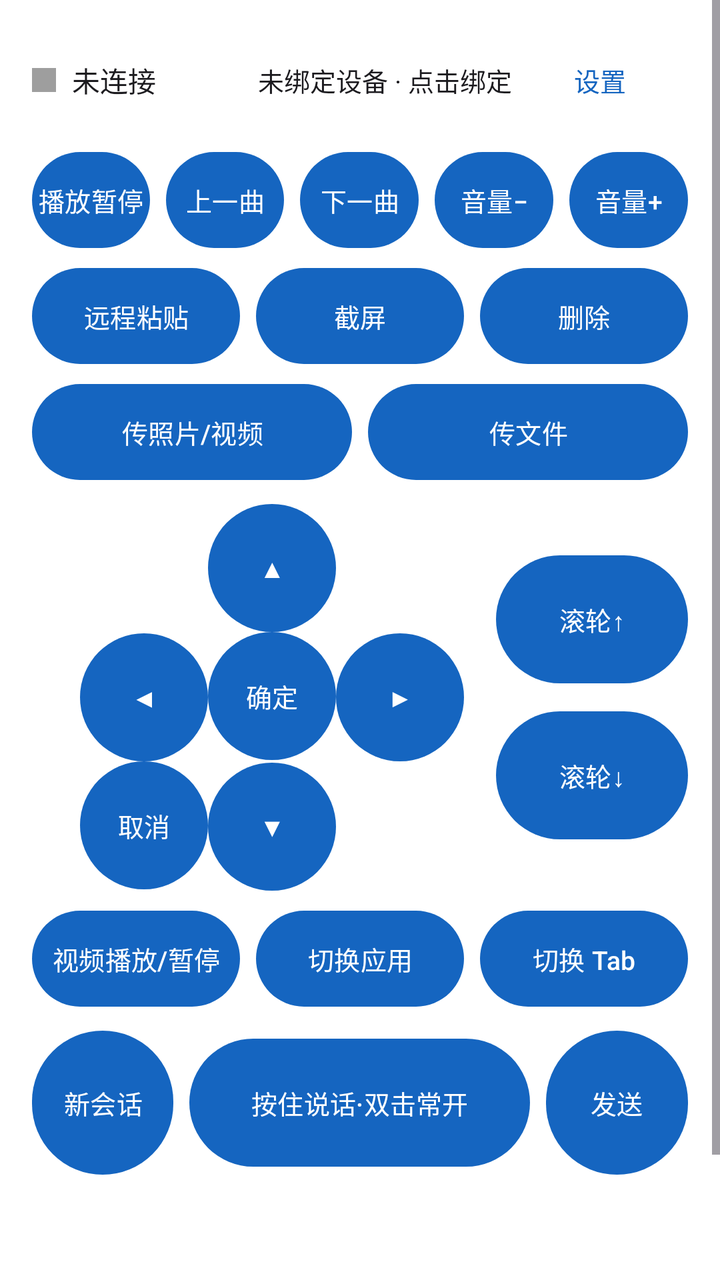
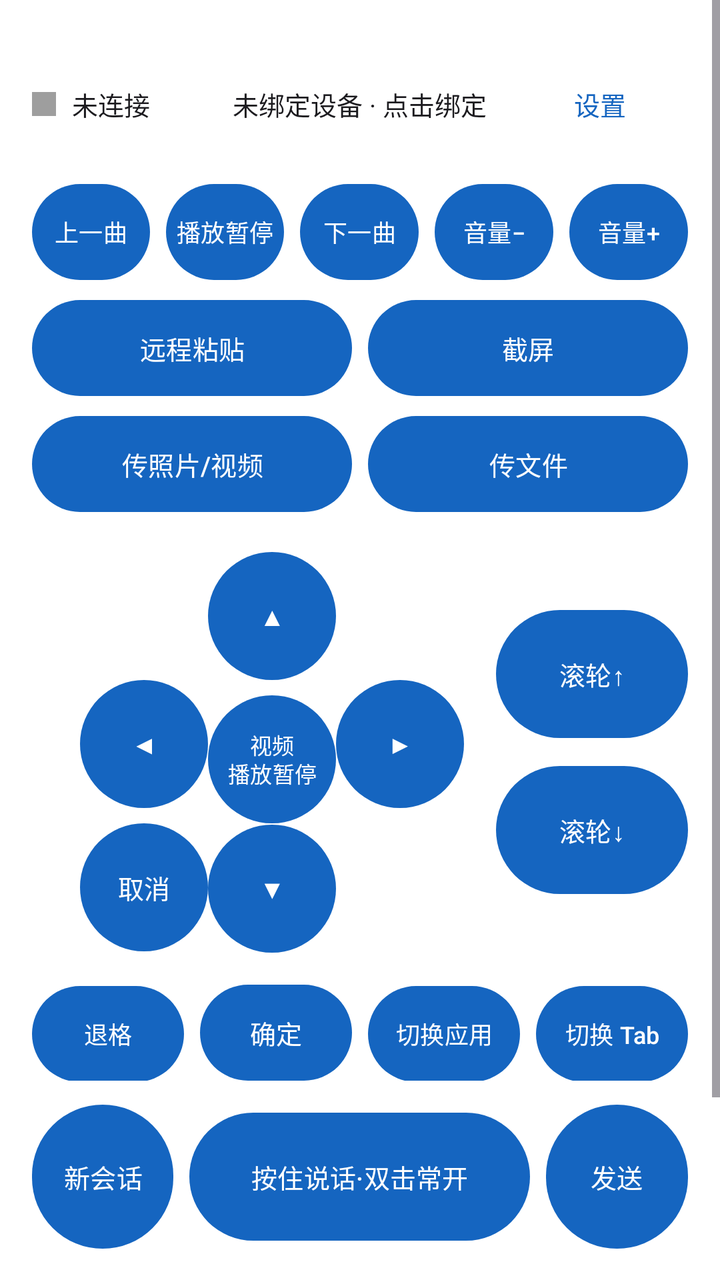

Before-and-after screenshots of an Android layout around one commit, followed by the original layout XML and the change that was made.
<!-- AndroidManifest.xml: application theme Theme.RemoteMic -->
<!-- res/layout/activity_main.xml -->
<?xml version="1.0" encoding="utf-8"?>
<ScrollView xmlns:android="http://schemas.android.com/apk/res/android"
    android:layout_width="match_parent"
    android:layout_height="match_parent"
    android:fillViewport="true">

    <LinearLayout
        android:layout_width="match_parent"
        android:layout_height="wrap_content"
        android:orientation="vertical"
        android:padding="16dp">

        
        <LinearLayout
            android:layout_width="match_parent"
            android:layout_height="wrap_content"
            android:orientation="horizontal"
            android:gravity="center_vertical">

            <View
                android:id="@+id/statusDot"
                android:layout_width="12dp"
                android:layout_height="12dp"
                android:background="#9E9E9E" />

            <TextView
                android:id="@+id/statusText"
                android:layout_width="wrap_content"
                android:layout_height="wrap_content"
                android:layout_marginStart="8dp"
                android:text="未连接" />

            <TextView
                android:id="@+id/tvDevice"
                android:layout_width="0dp"
                android:layout_height="wrap_content"
                android:layout_marginStart="12dp"
                android:layout_weight="1"
                android:background="?attr/selectableItemBackground"
                android:gravity="end"
                android:paddingVertical="6dp"
                android:text="未绑定设备 · 点击绑定"
                android:textSize="13sp" />

            <com.google.android.material.button.MaterialButton
                android:id="@+id/btnSettings"
                style="@style/Widget.Material3.Button.TextButton"
                android:layout_width="wrap_content"
                android:layout_height="wrap_content"
                android:text="设置"
                android:textSize="13sp" />
        </LinearLayout>

        
        <LinearLayout
            android:layout_width="match_parent"
            android:layout_height="wrap_content"
            android:layout_marginTop="12dp"
            android:orientation="horizontal">

            <com.google.android.material.button.MaterialButton
                android:id="@+id/btnPlayPause"
                style="@style/Widget.RemoteMic.Key"
                android:layout_width="0dp"
                android:layout_height="48dp"
                android:layout_weight="1"
                android:text="播放暂停" />

            <com.google.android.material.button.MaterialButton
                android:id="@+id/btnPrev"
                style="@style/Widget.RemoteMic.Key"
                android:layout_width="0dp"
                android:layout_height="48dp"
                android:layout_weight="1"
                android:layout_marginStart="8dp"
                android:text="上一曲" />

            <com.google.android.material.button.MaterialButton
                android:id="@+id/btnNext"
                style="@style/Widget.RemoteMic.Key"
                android:layout_width="0dp"
                android:layout_height="48dp"
                android:layout_weight="1"
                android:layout_marginStart="8dp"
                android:text="下一曲" />

            <com.google.android.material.button.MaterialButton
                android:id="@+id/btnVolDown"
                style="@style/Widget.RemoteMic.Key"
                android:layout_width="0dp"
                android:layout_height="48dp"
                android:layout_weight="1"
                android:layout_marginStart="8dp"
                android:text="音量−" />

            <com.google.android.material.button.MaterialButton
                android:id="@+id/btnVolUp"
                style="@style/Widget.RemoteMic.Key"
                android:layout_width="0dp"
                android:layout_height="48dp"
                android:layout_weight="1"
                android:layout_marginStart="8dp"
                android:text="音量+" />
        </LinearLayout>

        
        <LinearLayout
            android:layout_width="match_parent"
            android:layout_height="wrap_content"
            android:layout_marginTop="10dp"
            android:orientation="horizontal">

            <com.google.android.material.button.MaterialButton
                android:id="@+id/btnPaste"
                style="@style/Widget.RemoteMic.Key"
                android:layout_width="0dp"
                android:layout_height="48dp"
                android:layout_weight="1"
                android:text="远程粘贴" />

            <com.google.android.material.button.MaterialButton
                android:id="@+id/btnScreenshot"
                style="@style/Widget.RemoteMic.Key"
                android:layout_width="0dp"
                android:layout_height="48dp"
                android:layout_weight="1"
                android:layout_marginStart="8dp"
                android:text="截屏" />

            <com.google.android.material.button.MaterialButton
                android:id="@+id/btnDelete"
                style="@style/Widget.RemoteMic.Key"
                android:layout_width="0dp"
                android:layout_height="48dp"
                android:layout_weight="1"
                android:layout_marginStart="8dp"
                android:text="删除" />
        </LinearLayout>

        
        <LinearLayout
            android:layout_width="match_parent"
            android:layout_height="wrap_content"
            android:layout_marginTop="10dp"
            android:orientation="horizontal">

            <com.google.android.material.button.MaterialButton
                android:id="@+id/btnSendMedia"
                style="@style/Widget.RemoteMic.Key"
                android:layout_width="0dp"
                android:layout_height="48dp"
                android:layout_weight="1"
                android:text="传照片/视频" />

            <com.google.android.material.button.MaterialButton
                android:id="@+id/btnSendFile"
                style="@style/Widget.RemoteMic.Key"
                android:layout_width="0dp"
                android:layout_height="48dp"
                android:layout_weight="1"
                android:layout_marginStart="8dp"
                android:text="传文件" />
        </LinearLayout>

        
        <LinearLayout
            android:layout_width="match_parent"
            android:layout_height="wrap_content"
            android:layout_marginTop="12dp"
            android:orientation="horizontal"
            android:gravity="center_vertical">

            <GridLayout
                android:layout_width="wrap_content"
                android:layout_height="wrap_content"
                android:layout_marginStart="24dp"
                android:columnCount="3"
                android:rowCount="3"
                android:horizontalGap="10dp"
                android:verticalGap="10dp">

                <View android:layout_width="64dp" android:layout_height="64dp" />

                <com.google.android.material.button.MaterialButton
                    android:id="@+id/btnUp"
                    style="@style/Widget.RemoteMic.Round"
                    android:layout_width="64dp"
                    android:layout_height="64dp"
                    android:text="▲" />

                <View android:layout_width="64dp" android:layout_height="64dp" />

                <com.google.android.material.button.MaterialButton
                    android:id="@+id/btnLeft"
                    style="@style/Widget.RemoteMic.Round"
                    android:layout_width="64dp"
                    android:layout_height="64dp"
                    android:text="◀" />

                <com.google.android.material.button.MaterialButton
                    android:id="@+id/btnOk"
                    style="@style/Widget.RemoteMic.Round"
                    android:layout_width="64dp"
                    android:layout_height="64dp"
                    android:text="确定" />

                <com.google.android.material.button.MaterialButton
                    android:id="@+id/btnRight"
                    style="@style/Widget.RemoteMic.Round"
                    android:layout_width="64dp"
                    android:layout_height="64dp"
                    android:text="▶" />

                <com.google.android.material.button.MaterialButton
                    android:id="@+id/btnCancel"
                    style="@style/Widget.RemoteMic.Round"
                    android:layout_width="64dp"
                    android:layout_height="64dp"
                    android:text="取消" />

                <com.google.android.material.button.MaterialButton
                    android:id="@+id/btnDown"
                    style="@style/Widget.RemoteMic.Round"
                    android:layout_width="64dp"
                    android:layout_height="64dp"
                    android:text="▼" />

                <View android:layout_width="64dp" android:layout_height="64dp" />
            </GridLayout>

            <LinearLayout
                android:layout_width="0dp"
                android:layout_height="wrap_content"
                android:layout_weight="1"
                android:orientation="vertical"
                android:gravity="end">

                <com.google.android.material.button.MaterialButton
                    android:id="@+id/btnScrollPrev"
                    style="@style/Widget.RemoteMic.Key"
                    android:layout_width="96dp"
                    android:layout_height="64dp"
                    android:text="滚轮↑" />

                <com.google.android.material.button.MaterialButton
                    android:id="@+id/btnScrollNext"
                    style="@style/Widget.RemoteMic.Key"
                    android:layout_width="96dp"
                    android:layout_height="64dp"
                    android:layout_marginTop="14dp"
                    android:text="滚轮↓" />
            </LinearLayout>
        </LinearLayout>

        <LinearLayout
            android:layout_width="match_parent"
            android:layout_height="wrap_content"
            android:layout_marginTop="10dp"
            android:orientation="horizontal">

            <com.google.android.material.button.MaterialButton
                android:id="@+id/btnVideoPlayPause"
                style="@style/Widget.RemoteMic.Key"
                android:layout_width="0dp"
                android:layout_height="48dp"
                android:layout_weight="1"
                android:text="视频播放/暂停" />

            <com.google.android.material.button.MaterialButton
                android:id="@+id/btnSwitcher"
                style="@style/Widget.RemoteMic.Key"
                android:layout_width="0dp"
                android:layout_height="48dp"
                android:layout_weight="1"
                android:layout_marginStart="8dp"
                android:text="切换应用" />

            <com.google.android.material.button.MaterialButton
                android:id="@+id/btnTabSwitch"
                style="@style/Widget.RemoteMic.Key"
                android:layout_width="0dp"
                android:layout_height="48dp"
                android:layout_weight="1"
                android:layout_marginStart="8dp"
                android:text="切换 Tab" />
        </LinearLayout>

        
        <LinearLayout
            android:layout_width="match_parent"
            android:layout_height="wrap_content"
            android:layout_marginTop="12dp"
            android:orientation="horizontal"
            android:gravity="center_vertical">

            <com.google.android.material.button.MaterialButton
                android:id="@+id/btnNewChat"
                style="@style/Widget.RemoteMic.Key"
                android:layout_width="0dp"
                android:layout_height="72dp"
                android:layout_weight="1"
                android:text="新会话" />

            <com.google.android.material.button.MaterialButton
                android:id="@+id/btnVoice"
                android:layout_width="0dp"
                android:layout_height="72dp"
                android:layout_weight="2.4"
                android:layout_marginStart="8dp"
                android:text="按住说话·双击常开"
                android:textSize="13sp" />

            <com.google.android.material.button.MaterialButton
                android:id="@+id/btnSend"
                style="@style/Widget.RemoteMic.Key"
                android:layout_width="0dp"
                android:layout_height="72dp"
                android:layout_weight="1"
                android:layout_marginStart="8dp"
                android:text="发送" />
        </LinearLayout>

        
        <GridLayout
            android:layout_width="match_parent"
            android:layout_height="wrap_content"
            android:layout_marginTop="10dp"
            android:columnCount="4"
            android:horizontalGap="8dp"
            android:verticalGap="8dp">

            <com.google.android.material.button.MaterialButton
                android:id="@+id/appBtn1"
                style="@style/Widget.RemoteMic.AppIcon"
                android:layout_width="0dp"
                android:layout_height="96dp"
                android:layout_columnWeight="1"
                android:text="应用1" />

            <com.google.android.material.button.MaterialButton
                android:id="@+id/appBtn2"
                style="@style/Widget.RemoteMic.AppIcon"
                android:layout_width="0dp"
                android:layout_height="96dp"
                android:layout_columnWeight="1"
                android:text="应用2" />

            <com.google.android.material.button.MaterialButton
                android:id="@+id/appBtn3"
                style="@style/Widget.RemoteMic.AppIcon"
                android:layout_width="0dp"
                android:layout_height="96dp"
                android:layout_columnWeight="1"
                android:text="应用3" />

            <com.google.android.material.button.MaterialButton
                android:id="@+id/appBtn4"
                style="@style/Widget.RemoteMic.AppIcon"
                android:layout_width="0dp"
                android:layout_height="96dp"
                android:layout_columnWeight="1"
                android:text="应用4" />
        </GridLayout>
    </LinearLayout>
</ScrollView>
<!-- resources referenced by this layout -->
<resources>
  <style name="Widget.RemoteMic.AppIcon" parent="Widget.Material3.Button.TextButton">
          <item name="android:textSize">11sp</item>
          <item name="android:textColor">@color/on_surface</item>
          <item name="android:insetLeft">0dp</item>
          <item name="android:insetRight">0dp</item>
          <item name="android:insetTop">0dp</item>
          <item name="android:insetBottom">0dp</item>
          <item name="android:paddingLeft">2dp</item>
          <item name="android:paddingRight">2dp</item>
          <item name="android:paddingTop">6dp</item>
          <item name="android:paddingBottom">4dp</item>
          <item name="iconGravity">textTop</item>
          <item name="iconPadding">6dp</item>
          <item name="iconSize">52dp</item>
          <item name="backgroundTint">@android:color/transparent</item>
      </style>
  <style name="Widget.RemoteMic.Key" parent="Widget.Material3.Button">
          <item name="android:textSize">13sp</item>
          <item name="android:minWidth">0dp</item>
          <item name="android:minHeight">0dp</item>
          <item name="android:paddingLeft">2dp</item>
          <item name="android:paddingRight">2dp</item>
          <item name="android:insetLeft">0dp</item>
          <item name="android:insetRight">0dp</item>
          <item name="android:insetTop">0dp</item>
          <item name="android:insetBottom">0dp</item>
      </style>
  <style name="Widget.RemoteMic.Round" parent="Widget.RemoteMic.Key">
          <item name="cornerRadius">32dp</item>
      </style>
  <style name="Theme.RemoteMic" parent="Theme.Material3.DayNight.NoActionBar">
          <item name="colorPrimary">@color/primary</item>
          <item name="colorPrimaryDark">@color/primary_dark</item>
          <item name="android:colorBackground">@color/surface</item>
          <item name="android:textColor">@color/on_surface</item>
      </style>
  <color name="on_surface">#1C1B1F</color>
  <color name="primary">#1565C0</color>
  <color name="primary_dark">#0D47A1</color>
  <color name="surface">#FFFFFF</color>
</resources>

<!-- the commit's change to res/layout/activity_main.xml (unified diff, before → after) -->
@@ -8,37 +8,53 @@
         android:layout_width="match_parent"
         android:layout_height="wrap_content"
         android:orientation="vertical"
-        android:padding="16dp">
-
-        
-        <LinearLayout
-            android:layout_width="match_parent"
-            android:layout_height="wrap_content"
-            android:orientation="horizontal"
-            android:gravity="center_vertical">
-
-            <View
-                android:id="@+id/statusDot"
-                android:layout_width="12dp"
-                android:layout_height="12dp"
-                android:background="#9E9E9E" />
-
-            <TextView
-                android:id="@+id/statusText"
+        android:paddingStart="16dp"
+        android:paddingEnd="16dp"
+        android:paddingTop="20dp"
+        android:paddingBottom="16dp">
+
+        
+        <FrameLayout
+            android:layout_width="match_parent"
+            android:layout_height="wrap_content"
+            android:paddingTop="8dp"
+            android:paddingBottom="6dp">
+
+            <LinearLayout
                 android:layout_width="wrap_content"
                 android:layout_height="wrap_content"
-                android:layout_marginStart="8dp"
-                android:text="未连接" />
+                android:layout_gravity="start|center_vertical"
+                android:gravity="center_vertical"
+                android:orientation="horizontal">
+
+                <View
+                    android:id="@+id/statusDot"
+                    android:layout_width="12dp"
+                    android:layout_height="12dp"
+                    android:background="#9E9E9E" />
+
+                <TextView
+                    android:id="@+id/statusText"
+                    android:layout_width="wrap_content"
+                    android:layout_height="wrap_content"
+                    android:layout_marginStart="8dp"
+                    android:text="未连接"
+                    android:textSize="13sp" />
+            </LinearLayout>
 
             <TextView
                 android:id="@+id/tvDevice"
-                android:layout_width="0dp"
+                android:layout_width="wrap_content"
                 android:layout_height="wrap_content"
-                android:layout_marginStart="12dp"
-                android:layout_weight="1"
+                android:layout_gravity="center"
                 android:background="?attr/selectableItemBackground"
-                android:gravity="end"
-                android:paddingVertical="6dp"
+                android:ellipsize="end"
+                android:maxWidth="190dp"
+                android:maxLines="1"
+                android:paddingStart="10dp"
+                android:paddingEnd="10dp"
+                android:paddingTop="10dp"
+                android:paddingBottom="10dp"
                 android:text="未绑定设备 · 点击绑定"
                 android:textSize="13sp" />
 
@@ -47,60 +63,72 @@
                 style="@style/Widget.Material3.Button.TextButton"
                 android:layout_width="wrap_content"
                 android:layout_height="wrap_content"
+                android:layout_gravity="end|center_vertical"
                 android:text="设置"
                 android:textSize="13sp" />
-        </LinearLayout>
-
-        
-        <LinearLayout
-            android:layout_width="match_parent"
-            android:layout_height="wrap_content"
-            android:layout_marginTop="12dp"
-            android:orientation="horizontal">
+        </FrameLayout>
+
+        
+        <LinearLayout
+            android:layout_width="match_parent"
+            android:layout_height="wrap_content"
+            android:layout_marginTop="10dp"
+            android:baselineAligned="false"
+            android:orientation="horizontal">
+
+            <com.google.android.material.button.MaterialButton
+                android:id="@+id/btnPrev"
+                style="@style/Widget.RemoteMic.Key"
+                android:layout_width="0dp"
+                android:layout_height="48dp"
+                android:layout_weight="1"
+                android:maxLines="1"
+                android:text="上一曲"
+                android:textSize="12sp" />
 
             <com.google.android.material.button.MaterialButton
                 android:id="@+id/btnPlayPause"
                 style="@style/Widget.RemoteMic.Key"
                 android:layout_width="0dp"
                 android:layout_height="48dp"
-                android:layout_weight="1"
-                android:text="播放暂停" />
-
-            <com.google.android.material.button.MaterialButton
-                android:id="@+id/btnPrev"
-                style="@style/Widget.RemoteMic.Key"
-                android:layout_width="0dp"
-                android:layout_height="48dp"
-                android:layout_weight="1"
-                android:layout_marginStart="8dp"
-                android:text="上一曲" />
+                android:layout_marginStart="8dp"
+                android:layout_weight="1"
+                android:maxLines="1"
+                android:text="播放暂停"
+                android:textSize="12sp" />
 
             <com.google.android.material.button.MaterialButton
                 android:id="@+id/btnNext"
                 style="@style/Widget.RemoteMic.Key"
                 android:layout_width="0dp"
                 android:layout_height="48dp"
-                android:layout_weight="1"
-                android:layout_marginStart="8dp"
-                android:text="下一曲" />
+                android:layout_marginStart="8dp"
+                android:layout_weight="1"
+                android:maxLines="1"
+                android:text="下一曲"
+                android:textSize="12sp" />
 
             <com.google.android.material.button.MaterialButton
                 android:id="@+id/btnVolDown"
                 style="@style/Widget.RemoteMic.Key"
                 android:layout_width="0dp"
                 android:layout_height="48dp"
-                android:layout_weight="1"
-                android:layout_marginStart="8dp"
-                android:text="音量−" />
+                android:layout_marginStart="8dp"
+                android:layout_weight="1"
+                android:maxLines="1"
+                android:text="音量−"
+                android:textSize="12sp" />
 
             <com.google.android.material.button.MaterialButton
                 android:id="@+id/btnVolUp"
                 style="@style/Widget.RemoteMic.Key"
                 android:layout_width="0dp"
                 android:layout_height="48dp"
-                android:layout_weight="1"
-                android:layout_marginStart="8dp"
-                android:text="音量+" />
+                android:layout_marginStart="8dp"
+                android:layout_weight="1"
+                android:maxLines="1"
+                android:text="音量+"
+                android:textSize="12sp" />
         </LinearLayout>
 
         
@@ -123,18 +151,9 @@
                 style="@style/Widget.RemoteMic.Key"
                 android:layout_width="0dp"
                 android:layout_height="48dp"
-                android:layout_weight="1"
-                android:layout_marginStart="8dp"
+                android:layout_marginStart="8dp"
+                android:layout_weight="1"
                 android:text="截屏" />
-
-            <com.google.android.material.button.MaterialButton
-                android:id="@+id/btnDelete"
-                style="@style/Widget.RemoteMic.Key"
-                android:layout_width="0dp"
-                android:layout_height="48dp"
-                android:layout_weight="1"
-                android:layout_marginStart="8dp"
-                android:text="删除" />
         </LinearLayout>
 
         
@@ -157,8 +176,8 @@
                 style="@style/Widget.RemoteMic.Key"
                 android:layout_width="0dp"
                 android:layout_height="48dp"
-                android:layout_weight="1"
-                android:layout_marginStart="8dp"
+                android:layout_marginStart="8dp"
+                android:layout_weight="1"
                 android:text="传文件" />
         </LinearLayout>
 
@@ -166,20 +185,23 @@
         <LinearLayout
             android:layout_width="match_parent"
             android:layout_height="wrap_content"
-            android:layout_marginTop="12dp"
-            android:orientation="horizontal"
-            android:gravity="center_vertical">
+            android:layout_marginTop="20dp"
+            android:layout_marginBottom="6dp"
+            android:gravity="center_vertical"
+            android:orientation="horizontal">
 
             <GridLayout
                 android:layout_width="wrap_content"
                 android:layout_height="wrap_content"
                 android:layout_marginStart="24dp"
                 android:columnCount="3"
+                android:horizontalGap="10dp"
                 android:rowCount="3"
-                android:horizontalGap="10dp"
                 android:verticalGap="10dp">
 
-                <View android:layout_width="64dp" android:layout_height="64dp" />
+                <View
+                    android:layout_width="64dp"
+                    android:layout_height="64dp" />
 
                 <com.google.android.material.button.MaterialButton
                     android:id="@+id/btnUp"
@@ -188,7 +210,9 @@
                     android:layout_height="64dp"
                     android:text="▲" />
 
-                <View android:layout_width="64dp" android:layout_height="64dp" />
+                <View
+                    android:layout_width="64dp"
+                    android:layout_height="64dp" />
 
                 <com.google.android.material.button.MaterialButton
                     android:id="@+id/btnLeft"
@@ -197,12 +221,16 @@
                     android:layout_height="64dp"
                     android:text="◀" />
 
-                <com.google.android.material.button.MaterialButton
-                    android:id="@+id/btnOk"
-                    style="@style/Widget.RemoteMic.Round"
-                    android:layout_width="64dp"
-                    android:layout_height="64dp"
-                    android:text="确定" />
+                
+                <com.google.android.material.button.MaterialButton
+                    android:id="@+id/btnVideoPlayPause"
+                    style="@style/Widget.RemoteMic.Round"
+                    android:layout_width="64dp"
+                    android:layout_height="64dp"
+                    android:lineSpacingExtra="-2dp"
+                    android:maxLines="2"
+                    android:text="视频\n播放暂停"
+                    android:textSize="11sp" />
 
                 <com.google.android.material.button.MaterialButton
                     android:id="@+id/btnRight"
@@ -225,15 +253,17 @@
                     android:layout_height="64dp"
                     android:text="▼" />
 
-                <View android:layout_width="64dp" android:layout_height="64dp" />
+                <View
+                    android:layout_width="64dp"
+                    android:layout_height="64dp" />
             </GridLayout>
 
             <LinearLayout
                 android:layout_width="0dp"
                 android:layout_height="wrap_content"
                 android:layout_weight="1"
-                android:orientation="vertical"
-                android:gravity="end">
+                android:gravity="end|center_vertical"
+                android:orientation="vertical">
 
                 <com.google.android.material.button.MaterialButton
                     android:id="@+id/btnScrollPrev"
@@ -252,6 +282,7 @@
             </LinearLayout>
         </LinearLayout>
 
+        
         <LinearLayout
             android:layout_width="match_parent"
             android:layout_height="wrap_content"
@@ -259,30 +290,45 @@
             android:orientation="horizontal">
 
             <com.google.android.material.button.MaterialButton
-                android:id="@+id/btnVideoPlayPause"
-                style="@style/Widget.RemoteMic.Key"
-                android:layout_width="0dp"
-                android:layout_height="48dp"
-                android:layout_weight="1"
-                android:text="视频播放/暂停" />
+                android:id="@+id/btnDelete"
+                style="@style/Widget.RemoteMic.Key"
+                android:layout_width="0dp"
+                android:layout_height="48dp"
+                android:layout_weight="1"
+                android:maxLines="1"
+                android:text="退格"
+                android:textSize="12sp" />
+
+            <com.google.android.material.button.MaterialButton
+                android:id="@+id/btnOk"
+                style="@style/Widget.RemoteMic.Key"
+                android:layout_width="0dp"
+                android:layout_height="48dp"
+                android:layout_marginStart="8dp"
+                android:layout_weight="1"
+                android:text="确定" />
 
             <com.google.android.material.button.MaterialButton
                 android:id="@+id/btnSwitcher"
                 style="@style/Widget.RemoteMic.Key"
                 android:layout_width="0dp"
                 android:layout_height="48dp"
-                android:layout_weight="1"
-                android:layout_marginStart="8dp"
-                android:text="切换应用" />
+                android:layout_marginStart="8dp"
+                android:layout_weight="1"
+                android:maxLines="1"
+                android:text="切换应用"
+                android:textSize="12sp" />
 
             <com.google.android.material.button.MaterialButton
                 android:id="@+id/btnTabSwitch"
                 style="@style/Widget.RemoteMic.Key"
                 android:layout_width="0dp"
                 android:layout_height="48dp"
-                android:layout_weight="1"
-                android:layout_marginStart="8dp"
-                android:text="切换 Tab" />
+                android:layout_marginStart="8dp"
+                android:layout_weight="1"
+                android:maxLines="1"
+                android:text="切换 Tab"
+                android:textSize="12sp" />
         </LinearLayout>
 
         
@@ -290,8 +336,9 @@
             android:layout_width="match_parent"
             android:layout_height="wrap_content"
             android:layout_marginTop="12dp"
-            android:orientation="horizontal"
-            android:gravity="center_vertical">
+            android:baselineAligned="false"
+            android:gravity="center_vertical"
+            android:orientation="horizontal">
 
             <com.google.android.material.button.MaterialButton
                 android:id="@+id/btnNewChat"
@@ -305,8 +352,8 @@
                 android:id="@+id/btnVoice"
                 android:layout_width="0dp"
                 android:layout_height="72dp"
+                android:layout_marginStart="8dp"
                 android:layout_weight="2.4"
-                android:layout_marginStart="8dp"
                 android:text="按住说话·双击常开"
                 android:textSize="13sp" />
 
@@ -315,8 +362,8 @@
                 style="@style/Widget.RemoteMic.Key"
                 android:layout_width="0dp"
                 android:layout_height="72dp"
-                android:layout_weight="1"
-                android:layout_marginStart="8dp"
+                android:layout_marginStart="8dp"
+                android:layout_weight="1"
                 android:text="发送" />
         </LinearLayout>
 
